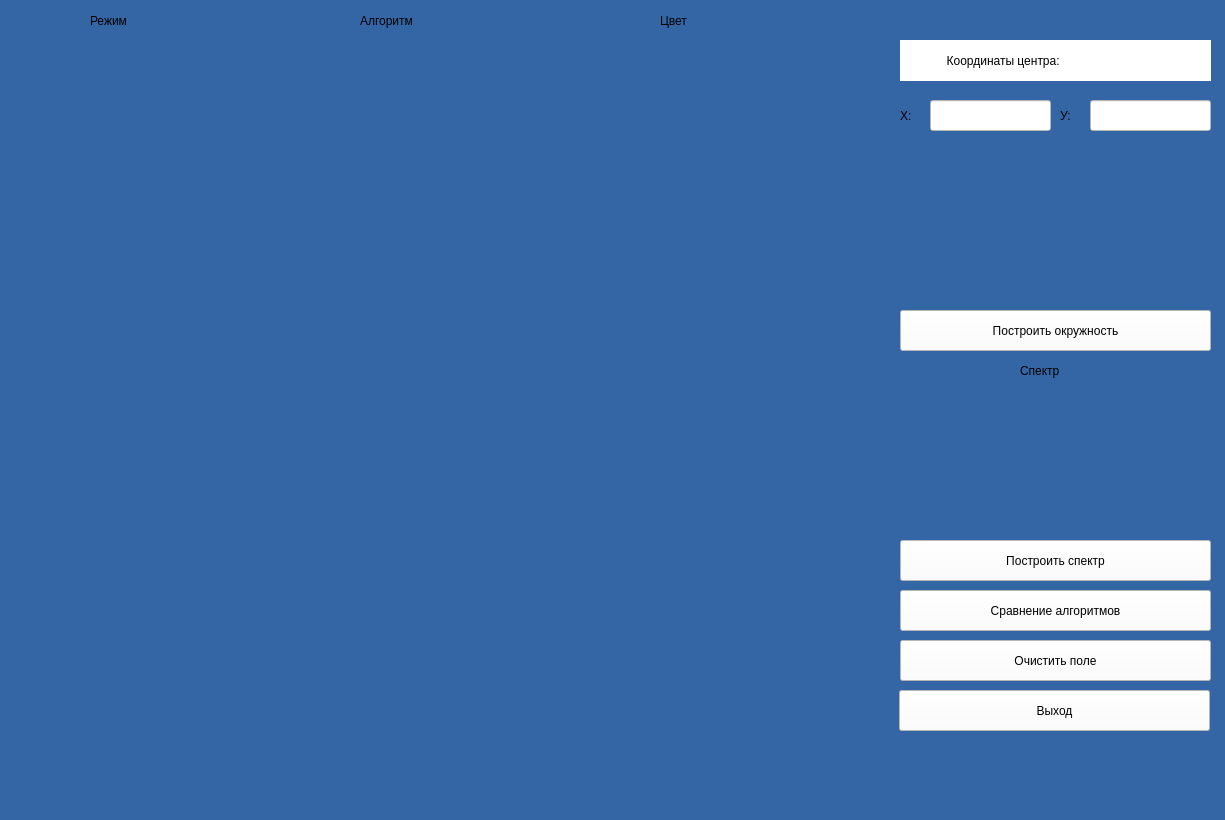
Defo0000/bmstu_cg, file lab_04/window.ui: the form before one commit.
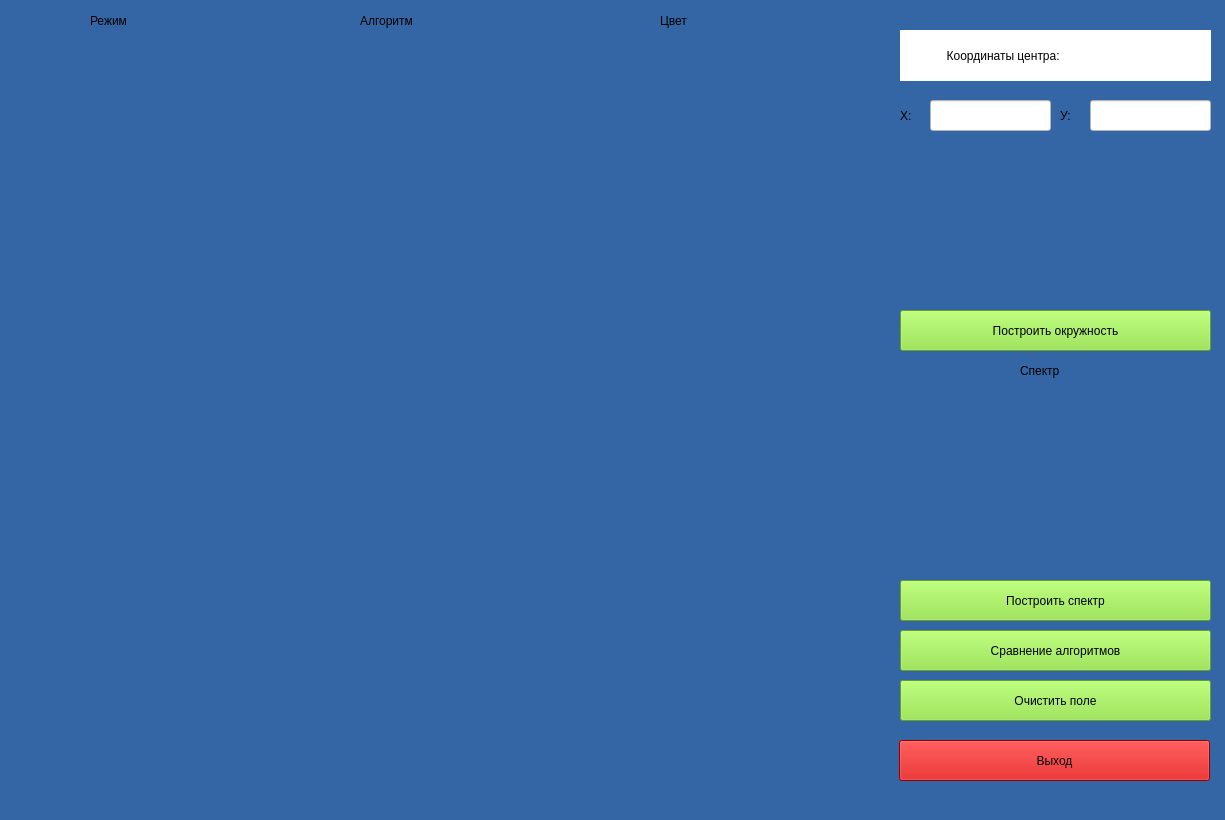
The form after the commit.

Commit message: add point class && mirror func for circle

```diff
--- a/lab_04/window.ui
+++ b/lab_04/window.ui
@@ -21,13 +21,13 @@
     <property name="geometry">
      <rect>
       <x>899</x>
-      <y>690</y>
+      <y>740</y>
       <width>311</width>
       <height>41</height>
      </rect>
     </property>
     <property name="styleSheet">
-     <string notr="true">background-color: rgb(255, 255, 255);</string>
+     <string notr="true">background-color: rgb(204, 0, 0);</string>
     </property>
     <property name="text">
      <string>Выход</string>
@@ -37,13 +37,13 @@
     <property name="geometry">
      <rect>
       <x>900</x>
-      <y>640</y>
+      <y>680</y>
       <width>311</width>
       <height>41</height>
      </rect>
     </property>
     <property name="styleSheet">
-     <string notr="true">background-color: rgb(255, 255, 255);</string>
+     <string notr="true">background-color: rgb(138, 226, 52);</string>
     </property>
     <property name="text">
      <string>Очистить поле</string>
@@ -53,9 +53,9 @@
     <property name="geometry">
      <rect>
       <x>900</x>
-      <y>40</y>
+      <y>30</y>
       <width>311</width>
-      <height>41</height>
+      <height>51</height>
      </rect>
     </property>
     <property name="styleSheet">
@@ -161,13 +161,13 @@
     <property name="geometry">
      <rect>
       <x>900</x>
-      <y>590</y>
+      <y>630</y>
       <width>311</width>
       <height>41</height>
      </rect>
     </property>
     <property name="styleSheet">
-     <string notr="true">background-color: rgb(255, 255, 255);</string>
+     <string notr="true">background-color: rgb(138, 226, 52);</string>
     </property>
     <property name="text">
      <string>Сравнение алгоритмов</string>
@@ -190,13 +190,13 @@
     <property name="geometry">
      <rect>
       <x>900</x>
-      <y>540</y>
+      <y>580</y>
       <width>311</width>
       <height>41</height>
      </rect>
     </property>
     <property name="styleSheet">
-     <string notr="true">background-color: rgb(255, 255, 255);</string>
+     <string notr="true">background-color: rgb(138, 226, 52);</string>
     </property>
     <property name="text">
      <string>Построить спектр</string>
@@ -212,7 +212,7 @@
      </rect>
     </property>
     <property name="styleSheet">
-     <string notr="true">background-color: rgb(255, 255, 255);</string>
+     <string notr="true">background-color: rgb(138, 226, 52);</string>
     </property>
     <property name="text">
      <string>Построить окружность</string>
```
The commit also changes 2 other files.
